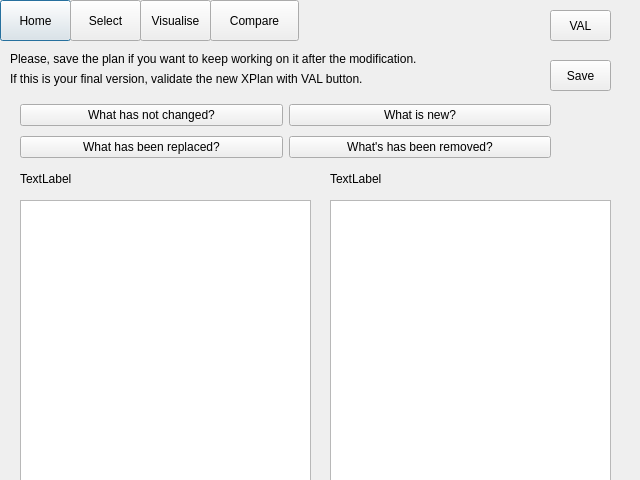
Before: the Qt Designer form comparison.ui in ariannabettin/FYPArianna, drawn with Qt 5.
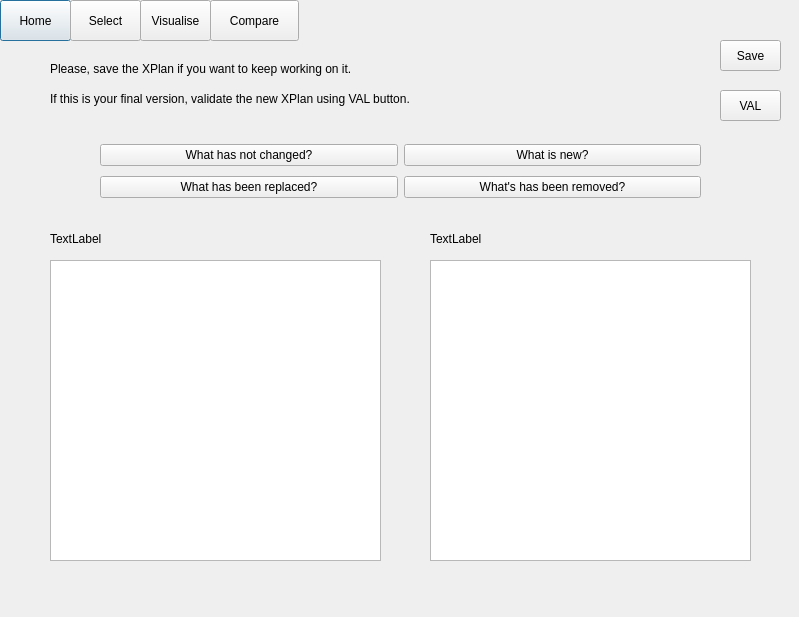
After: the same form once the commit is applied.

```diff
--- a/comparison.ui
+++ b/comparison.ui
@@ -6,8 +6,8 @@
    <rect>
     <x>0</x>
     <y>0</y>
-    <width>640</width>
-    <height>480</height>
+    <width>799</width>
+    <height>617</height>
    </rect>
   </property>
   <property name="windowTitle">
@@ -71,29 +71,29 @@
   <widget class="QTextEdit" name="planArea">
    <property name="geometry">
     <rect>
-     <x>20</x>
-     <y>200</y>
-     <width>291</width>
-     <height>281</height>
+     <x>50</x>
+     <y>260</y>
+     <width>331</width>
+     <height>301</height>
     </rect>
    </property>
   </widget>
   <widget class="QTextEdit" name="planArea_2">
    <property name="geometry">
     <rect>
-     <x>330</x>
-     <y>200</y>
-     <width>281</width>
-     <height>281</height>
+     <x>430</x>
+     <y>260</y>
+     <width>321</width>
+     <height>301</height>
     </rect>
    </property>
   </widget>
   <widget class="QLabel" name="title_label">
    <property name="geometry">
     <rect>
-     <x>20</x>
-     <y>170</y>
-     <width>281</width>
+     <x>50</x>
+     <y>230</y>
+     <width>331</width>
      <height>17</height>
     </rect>
    </property>
@@ -104,9 +104,9 @@
   <widget class="QLabel" name="title_label2">
    <property name="geometry">
     <rect>
-     <x>330</x>
-     <y>170</y>
-     <width>281</width>
+     <x>430</x>
+     <y>230</y>
+     <width>321</width>
      <height>17</height>
     </rect>
    </property>
@@ -117,8 +117,8 @@
   <widget class="QPushButton" name="valButton">
    <property name="geometry">
     <rect>
-     <x>550</x>
-     <y>10</y>
+     <x>720</x>
+     <y>90</y>
      <width>61</width>
      <height>31</height>
     </rect>
@@ -130,8 +130,8 @@
   <widget class="QPushButton" name="saveButton">
    <property name="geometry">
     <rect>
-     <x>550</x>
-     <y>60</y>
+     <x>720</x>
+     <y>40</y>
      <width>61</width>
      <height>31</height>
     </rect>
@@ -143,22 +143,22 @@
   <widget class="QLabel" name="instruction">
    <property name="geometry">
     <rect>
-     <x>10</x>
-     <y>50</y>
-     <width>531</width>
+     <x>50</x>
+     <y>60</y>
+     <width>441</width>
      <height>17</height>
     </rect>
    </property>
    <property name="text">
-    <string>Please, save the plan if you want to keep working on it after the modification.</string>
+    <string>Please, save the XPlan if you want to keep working on it.</string>
    </property>
   </widget>
   <widget class="QWidget" name="layoutWidget">
    <property name="geometry">
     <rect>
-     <x>20</x>
-     <y>100</y>
-     <width>531</width>
+     <x>100</x>
+     <y>140</y>
+     <width>601</width>
      <height>62</height>
     </rect>
    </property>
@@ -204,14 +204,14 @@
   <widget class="QLabel" name="label">
    <property name="geometry">
     <rect>
-     <x>10</x>
-     <y>70</y>
-     <width>521</width>
+     <x>50</x>
+     <y>90</y>
+     <width>641</width>
      <height>17</height>
     </rect>
    </property>
    <property name="text">
-    <string>If this is your final version, validate the new XPlan with VAL button.</string>
+    <string>If this is your final version, validate the new XPlan using VAL button.</string>
    </property>
   </widget>
  </widget>
```
